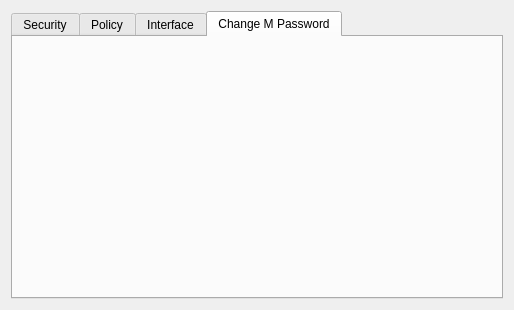
hrshadhin/TuxPass, file tools.ui: the form before one commit.
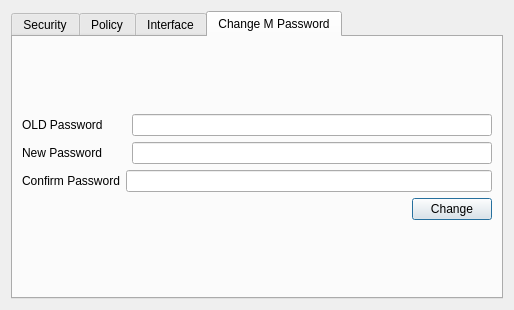
The form after the commit. The open tabs and pages were chosen to show the change. Icons and pictures are not drawn.

Commit message: beta release

The edit to the form file:
```diff
--- a/tools.ui
+++ b/tools.ui
@@ -47,30 +47,6 @@
 on Stable release :)</string>
        </property>
       </widget>
-      <widget class="QLabel" name="label_4">
-       <property name="geometry">
-        <rect>
-         <x>280</x>
-         <y>170</y>
-         <width>481</width>
-         <height>181</height>
-        </rect>
-       </property>
-       <property name="font">
-        <font>
-         <pointsize>24</pointsize>
-         <weight>75</weight>
-         <bold>true</bold>
-        </font>
-       </property>
-       <property name="styleSheet">
-        <string notr="true">color: rgb(255, 0, 0);</string>
-       </property>
-       <property name="text">
-        <string>These Fetures are available 
-on Stable release :)</string>
-       </property>
-      </widget>
      </widget>
      <widget class="QWidget" name="tab_2">
       <attribute name="title">
@@ -134,6 +110,130 @@
       <attribute name="title">
        <string>Change M Password</string>
       </attribute>
+      <layout class="QVBoxLayout" name="verticalLayout_4">
+       <item>
+        <layout class="QVBoxLayout" name="verticalLayout_3">
+         <item>
+          <spacer name="verticalSpacer">
+           <property name="orientation">
+            <enum>Qt::Vertical</enum>
+           </property>
+           <property name="sizeHint" stdset="0">
+            <size>
+             <width>20</width>
+             <height>48</height>
+            </size>
+           </property>
+          </spacer>
+         </item>
+         <item>
+          <layout class="QVBoxLayout" name="verticalLayout_2">
+           <item>
+            <layout class="QHBoxLayout" name="horizontalLayout">
+             <item>
+              <widget class="QLabel" name="label_4">
+               <property name="text">
+                <string>OLD Password       </string>
+               </property>
+              </widget>
+             </item>
+             <item>
+              <widget class="QLineEdit" name="lineEditMasterOlP">
+               <property name="echoMode">
+                <enum>QLineEdit::Password</enum>
+               </property>
+              </widget>
+             </item>
+            </layout>
+           </item>
+           <item>
+            <layout class="QHBoxLayout" name="horizontalLayout_2">
+             <item>
+              <widget class="QLabel" name="label_5">
+               <property name="text">
+                <string>New Password       </string>
+               </property>
+              </widget>
+             </item>
+             <item>
+              <widget class="QLineEdit" name="lineEditMasterNewP">
+               <property name="echoMode">
+                <enum>QLineEdit::Password</enum>
+               </property>
+              </widget>
+             </item>
+            </layout>
+           </item>
+           <item>
+            <layout class="QHBoxLayout" name="horizontalLayout_3">
+             <item>
+              <widget class="QLabel" name="label_6">
+               <property name="text">
+                <string>Confirm Password</string>
+               </property>
+              </widget>
+             </item>
+             <item>
+              <widget class="QLineEdit" name="lineEditMasterConP">
+               <property name="echoMode">
+                <enum>QLineEdit::Password</enum>
+               </property>
+              </widget>
+             </item>
+            </layout>
+           </item>
+           <item>
+            <layout class="QHBoxLayout" name="horizontalLayout_4">
+             <item>
+              <spacer name="horizontalSpacer">
+               <property name="orientation">
+                <enum>Qt::Horizontal</enum>
+               </property>
+               <property name="sizeHint" stdset="0">
+                <size>
+                 <width>158</width>
+                 <height>20</height>
+                </size>
+               </property>
+              </spacer>
+             </item>
+             <item>
+              <widget class="QPushButton" name="btnMaster">
+               <property name="text">
+                <string>Change</string>
+               </property>
+               <property name="icon">
+                <iconset resource="icons/rec.qrc">
+                 <normaloff>:/reload.ico</normaloff>:/reload.ico</iconset>
+               </property>
+               <property name="iconSize">
+                <size>
+                 <width>32</width>
+                 <height>32</height>
+                </size>
+               </property>
+              </widget>
+             </item>
+            </layout>
+           </item>
+          </layout>
+         </item>
+         <item>
+          <spacer name="verticalSpacer_2">
+           <property name="orientation">
+            <enum>Qt::Vertical</enum>
+           </property>
+           <property name="sizeHint" stdset="0">
+            <size>
+             <width>20</width>
+             <height>38</height>
+            </size>
+           </property>
+          </spacer>
+         </item>
+        </layout>
+       </item>
+      </layout>
      </widget>
     </widget>
    </item>
```
Left out of the diff: 6 changed lines with no effect on the pictures. The commit also changes 13 other files.
